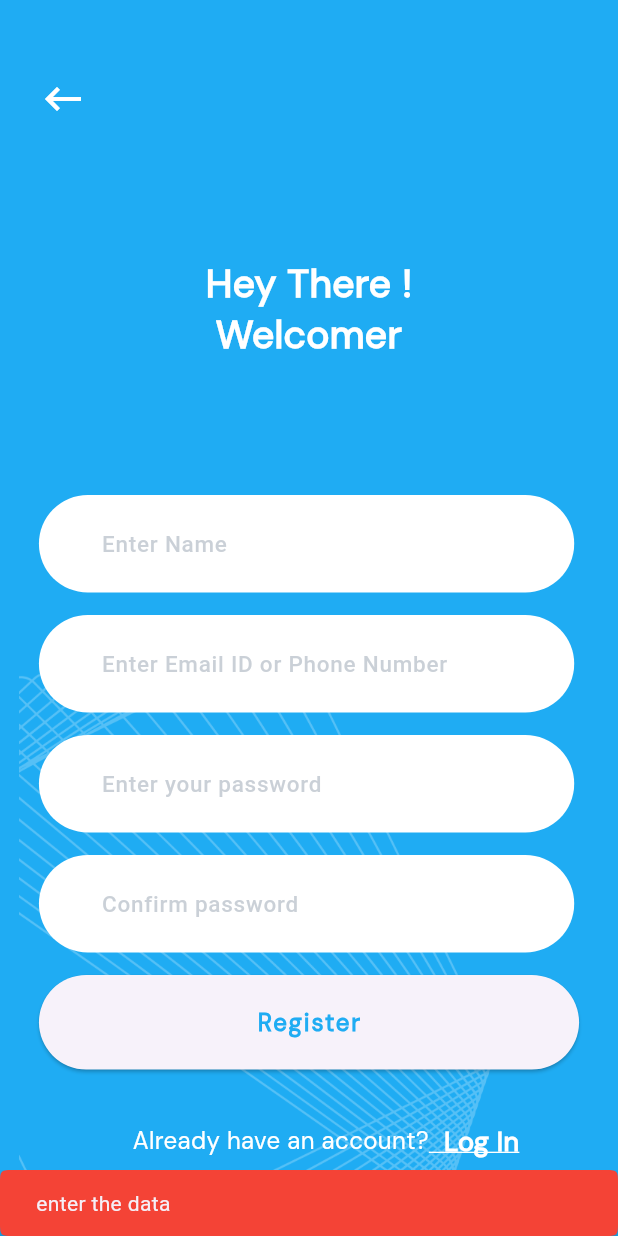
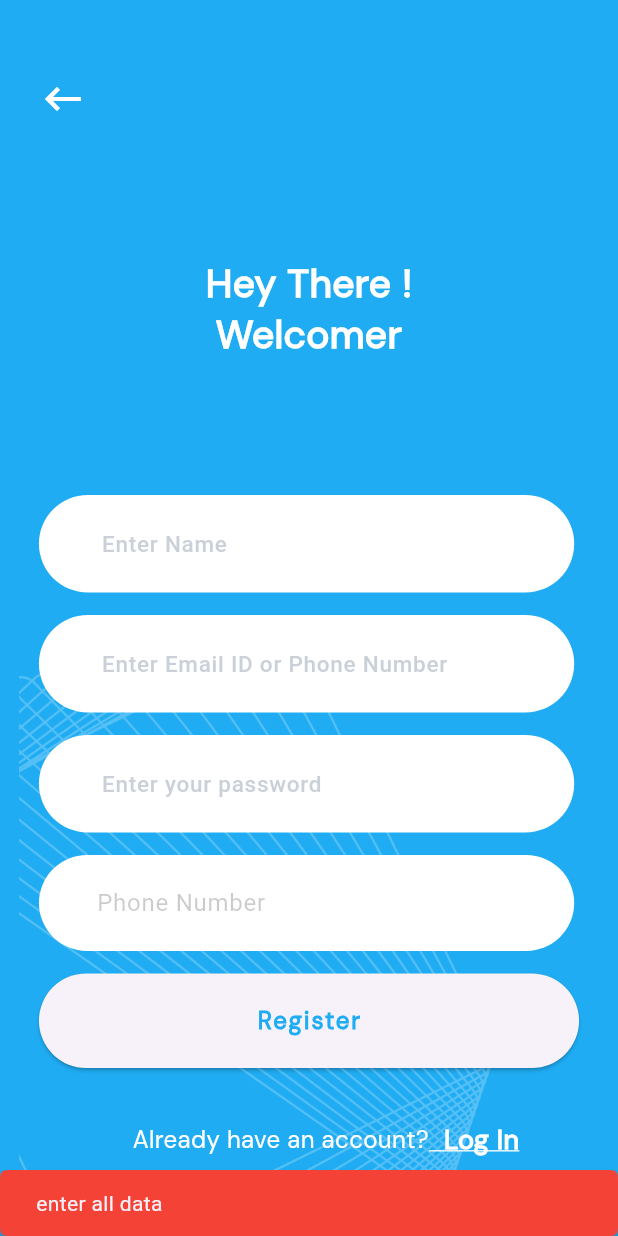
Before and after one commit to sarinkrishnan/Laundry_app_new, a Flutter app: the RegisterPage screen opened directly, after a tap on "Register", on a phone screen of 412 x 824 dp. Run offline on Flutter 3.47's test engine with Material 3 defaults, Android fonts, the phone set to English and light mode, and no system bars; our stand-ins replace carousel_slider, dotted_line, flutter_rating_bar, flutter_screenutil, gap, image_picker and 1 more; missing offline and left inert: radio_group_v2.

Commit message:
text feild data passing

```diff
--- a/lib/controler/register.dart
+++ b/lib/controler/register.dart
@@ -4,7 +4,7 @@
 import "package:http/http.dart" as http;
 import "package:laundry_bin_app/models/register.dart";
 
-class RegisterPrivider with ChangeNotifier {
+class RegisterProvider with ChangeNotifier {
   late Registor _user;
   Registor get user => _user;
 
--- a/lib/main.dart
+++ b/lib/main.dart
@@ -21,7 +21,7 @@
         return MultiProvider(
           providers: [
             ChangeNotifierProvider(
-              create: (context) => RegisterPrivider(),
+              create: (context) => RegisterProvider(),
             )
           ],
           child: MaterialApp(
--- a/lib/prototype-screen/1-row-splash-page/4-register-page.dart
+++ b/lib/prototype-screen/1-row-splash-page/4-register-page.dart
@@ -3,9 +3,12 @@
 import 'package:flutter/widgets.dart';
 import 'package:flutter_screenutil/flutter_screenutil.dart';
 import 'package:gap/gap.dart';
+import 'package:laundry_bin_app/controler/register.dart';
 import 'package:laundry_bin_app/extract_items/01-splash_page-prototype/01-textfeild_splash_pages.dart';
 import 'package:laundry_bin_app/extract_items/splashpage-back_white_button/splash-back_white_button.dart';
 import 'package:laundry_bin_app/prototype-screen/1-row-splash-page/5-wlcome_back-login.dart';
+import 'package:laundry_bin_app/prototype-screen/2-row-home-page/11-home-page.dart';
+import 'package:provider/provider.dart';
 
 class RegisterPage extends StatefulWidget {
   const RegisterPage({super.key});
@@ -21,8 +24,6 @@
 
 class _RegisterPageState extends State<RegisterPage> {
   final _formKey = GlobalKey<FormState>();
-  late String isername, emaill, passwordd;
-  late int phonenumberr;
 
   @override
   Widget build(BuildContext context) {
@@ -77,9 +78,33 @@
                 controler: password,
               ),
               Gap(15.h),
-              TextfeildText(
-                text: 'Confirm password',
-                controler: phoneNumber,
+              // TextfeildText(
+              //   text: 'Confirm password',
+              //   controler: phoneNumber,
+              // ),
+              Padding(
+                padding: EdgeInsets.only(left: 24.w, right: 27.w),
+                child: TextFormField(
+                  style: TextStyle(color: Colors.black),
+                  keyboardType: TextInputType.number,
+                  controller: phoneNumber,
+                  decoration: InputDecoration(
+                      fillColor: Color(0xffFFFFFFFF),
+                      filled: true,
+                      labelText: 'Phone Number',
+                      contentPadding: EdgeInsets.only(left: 32.w, top: 45.h),
+                      labelStyle:
+                          TextStyle(color: Color.fromARGB(66, 57, 51, 51)),
+                      border: OutlineInputBorder(
+                          borderSide: BorderSide.none,
+                          borderRadius: BorderRadius.circular(100.r))),
+                  validator: (value) {
+                    if (!RegExp(r'^[0-9]+$').hasMatch(value!)) {
+                      return 'Please enter a valid phone number';
+                    }
+                    return null;
+                  },
+                ),
               ),
               Gap(15.h),
               Center(
@@ -92,35 +117,39 @@
                             e_mail.text.isEmpty ||
                             password.text.isEmpty ||
                             phoneNumber.text.isEmpty) {
-                          ScaffoldMessenger.of(context).showSnackBar(SnackBar(shape: ContinuousRectangleBorder(borderRadius: BorderRadius.circular(10)),
-                            content: Text('enter the data'),
+                          ScaffoldMessenger.of(context).showSnackBar(SnackBar(
+                            shape: ContinuousRectangleBorder(
+                                borderRadius: BorderRadius.circular(10)),
+                            content: Text('enter all data'),
                             backgroundColor: Colors.red,
                           ));
-                        }else{
-                           ScaffoldMessenger.of(context).showSnackBar(SnackBar(
+                        } else {
+                          ScaffoldMessenger.of(context).showSnackBar(SnackBar(
                             content: Text('good'),
                             backgroundColor: Color.fromARGB(255, 28, 223, 10),
                           ));
-                        // if (_formKey.currentState!.validate()) {
-                        //   _formKey.currentState!.save();
-                        //   Provider.of<RegisterPrivider>(context, listen: false)
-                        //       .RegisterData(
-                        //           isername, emaill, passwordd, phonenumberr)
-                        //       .then((_) {
-                        //     ScaffoldMessenger.of(context).showSnackBar(SnackBar(
-                        //       content: Text('Registration successful!'),
-                        //       backgroundColor: Colors.greenAccent,
-                        //     ));
-                        //     Navigator.push(
-                        //         context,
-                        //         MaterialPageRoute(
-                        //           builder: (context) => HomePage(),
-                        //         ));
-                        //   }).catchError((Error) {
-                        //     ScaffoldMessenger.of(context).showSnackBar(SnackBar(
-                        //         content: Text('Registration failed: $Error')));
-                        //   });
-                        // }
+                          if (_formKey.currentState!.validate()) {
+                            _formKey.currentState!.save();
+
+                            Provider.of<RegisterProvider>(context,
+                                    listen: false)
+                                .RegisterData(name.text, e_mail.text,
+                                    password.text, int.parse(phoneNumber.text))
+                                .then((_) {
+                              ScaffoldMessenger.of(context)
+                                  .showSnackBar(SnackBar(
+                                content: Text('Registration successful!'),
+                                backgroundColor: Colors.greenAccent,
+                              ));
+                              Navigator.push(
+                                  context,
+                                  MaterialPageRoute(
+                                    builder: (context) => HomePage(),
+                                  ));
+                            });
+
+
+                          }
                         }
                         // if (_formKey.currentState!.validate()) {
                         //   _formKey.currentState!.save();
```
